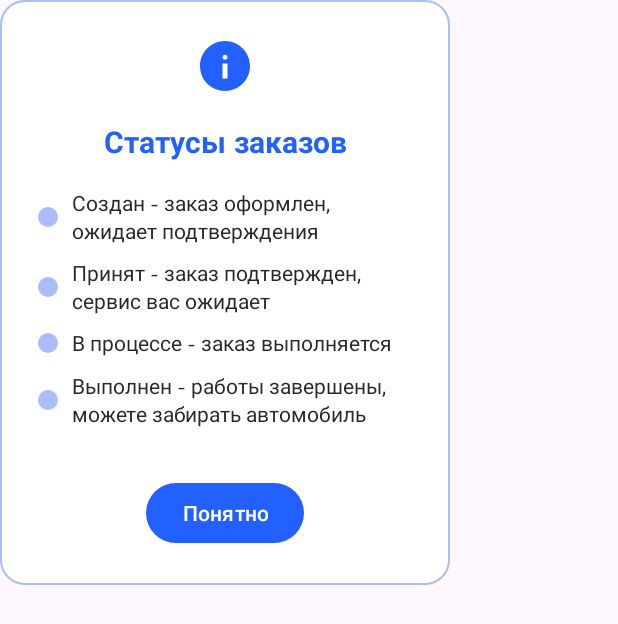
After one commit to cherrra/Application, an Android app: the layout dialog_status_info.xml on its own in the app's theme, with its tools: preview values and no code run, on a phone screen of 412 x 824 dp. The commit adds this screen. Shown: the top 624 px of the screen. Run offline under Robolectric (Android 15) with nearby library versions, the phone set to English and light mode, and no system bars.

Commit message:
upd: orders status

```diff
--- /dev/null
+++ b/app/src/main/res/drawable/ic_info_circle.xml
@@ -0,0 +1,9 @@
+<vector xmlns:android="http://schemas.android.com/apk/res/android"
+    android:width="24dp"
+    android:height="24dp"
+    android:viewportWidth="24"
+    android:viewportHeight="24">
+    <path
+        android:fillColor="#2260FF"
+        android:pathData="M12,2C6.48,2 2,6.48 2,12s4.48,10 10,10 10,-4.48 10,-10S17.52,2 12,2zm1,15h-2v-6h2v6zm-1,-7.5c-0.55,0 -1,-0.45 -1,-1s0.45,-1 1,-1 1,0.45 1,1 -0.45,1 -1,1z"/>
+</vector>
--- /dev/null
+++ b/app/src/main/res/drawable/status_info_background.xml
@@ -0,0 +1,6 @@
+<?xml version="1.0" encoding="utf-8"?>
+<shape xmlns:android="http://schemas.android.com/apk/res/android">
+    <corners android:radius="8dp"/>
+    <solid android:color="#E3F2FD"/>
+    <stroke android:width="1dp" android:color="#CAD6FF"/>
+</shape>
--- /dev/null
+++ b/app/src/main/res/layout/dialog_status_info.xml
@@ -0,0 +1,137 @@
+<?xml version="1.0" encoding="utf-8"?>
+<LinearLayout xmlns:android="http://schemas.android.com/apk/res/android"
+    xmlns:app="http://schemas.android.com/apk/res-auto"
+    android:layout_width="300dp"
+    android:layout_height="wrap_content"
+    android:orientation="vertical"
+    android:background="@drawable/dialog_background"
+    android:padding="24dp">
+
+    <ImageView
+        android:layout_width="40dp"
+        android:layout_height="40dp"
+        android:layout_gravity="center_horizontal"
+        android:src="@drawable/ic_info_circle"
+        android:layout_marginBottom="16dp"/>
+
+    <TextView
+        android:layout_width="match_parent"
+        android:layout_height="wrap_content"
+        android:text="Статусы заказов"
+        android:textColor="#2260FF"
+        android:textSize="20sp"
+        android:fontFamily="@font/nunitosans_bold"
+        android:gravity="center"
+        android:layout_marginBottom="16dp"/>
+
+    <LinearLayout
+        android:layout_width="match_parent"
+        android:layout_height="wrap_content"
+        android:orientation="vertical"
+        android:layout_marginBottom="24dp">
+
+        <!-- Создан -->
+        <LinearLayout
+            android:layout_width="match_parent"
+            android:layout_height="wrap_content"
+            android:orientation="horizontal"
+            android:layout_marginBottom="8dp">
+
+            <View
+                android:layout_width="16dp"
+                android:layout_height="16dp"
+                android:background="@drawable/ic_placeholder"
+                android:layout_marginEnd="8dp"
+                android:layout_gravity="center_vertical"/>
+
+            <TextView
+                android:layout_width="wrap_content"
+                android:layout_height="wrap_content"
+                android:text="Создан - заказ оформлен, ожидает подтверждения"
+                android:textColor="#282828"
+                android:fontFamily="@font/nunitosans_regular"
+                android:textSize="14sp"/>
+        </LinearLayout>
+
+        <!-- Принят -->
+        <LinearLayout
+            android:layout_width="match_parent"
+            android:layout_height="wrap_content"
+            android:orientation="horizontal"
+            android:layout_marginBottom="8dp">
+
+            <View
+                android:layout_width="16dp"
+                android:layout_height="16dp"
+                android:layout_marginEnd="8dp"
+                android:background="@drawable/ic_placeholder"
+                android:layout_gravity="center_vertical"/>
+
+            <TextView
+                android:layout_width="wrap_content"
+                android:layout_height="wrap_content"
+                android:text="Принят - заказ подтвержден, сервис вас ожидает"
+                android:textColor="#282828"
+                android:fontFamily="@font/nunitosans_regular"
+                android:textSize="14sp"/>
+        </LinearLayout>
+
+        <!-- В процессе -->
+        <LinearLayout
+            android:layout_width="match_parent"
+            android:layout_height="wrap_content"
+            android:orientation="horizontal"
+            android:layout_marginBottom="8dp">
+
+            <View
+                android:layout_width="16dp"
+                android:layout_height="16dp"
+                android:layout_marginEnd="8dp"
+                android:background="@drawable/ic_placeholder"
+                android:layout_gravity="center_vertical"/>
+
+            <TextView
+                android:layout_width="wrap_content"
+                android:layout_height="wrap_content"
+                android:fontFamily="@font/nunitosans_regular"
+                android:text="В процессе - заказ выполняется"
+                android:textColor="#282828"
+                android:textSize="14sp"/>
+        </LinearLayout>
+
+        <!-- Выполнен -->
+        <LinearLayout
+            android:layout_width="match_parent"
+            android:layout_height="wrap_content"
+            android:orientation="horizontal"
+            android:layout_marginBottom="8dp">
+
+            <View
+                android:layout_width="16dp"
+                android:layout_height="16dp"
+                android:layout_marginEnd="8dp"
+                android:background="@drawable/ic_placeholder"
+                android:layout_gravity="center_vertical"/>
+
+            <TextView
+                android:layout_width="wrap_content"
+                android:layout_height="wrap_content"
+                android:fontFamily="@font/nunitosans_regular"
+                android:text="Выполнен - работы завершены, можете забирать автомобиль"
+                android:textColor="#282828"
+                android:textSize="14sp"/>
+        </LinearLayout>
+
+    </LinearLayout>
+
+    <Button
+        android:id="@+id/okButton"
+        android:layout_width="wrap_content"
+        android:layout_height="48dp"
+        android:layout_gravity="center_horizontal"
+        android:text="Понятно"
+        android:textColor="@color/white"
+        android:fontFamily="@font/nunitosans_semibold"
+        app:backgroundTint="#2260FF"
+        app:cornerRadius="24dp"/>
+</LinearLayout>
```
Also changed, not shown: app/src/main/java/com/example/application/ui/view/OrdersActivity.java (+68 -12 lines), app/src/main/java/com/example/application/ui/view/admin/OrdersAdminActivity.java (+38 -2 lines), app/src/main/res/layout/activity_orders.xml (+10 -0 lines).
